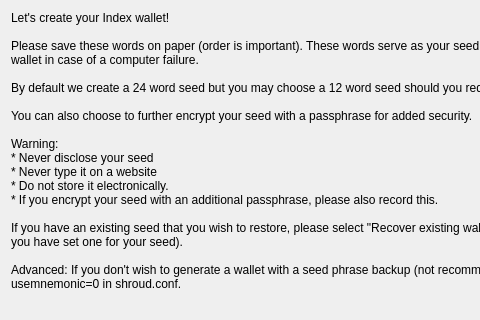
The window that src/qt/forms/recover.ui (ShroudProtocol/ShroudX) describes before a commit, drawn with Qt 5; both pictures show x 0 to 480 and y 0 to 320 of the 674 by 624 pixel window.
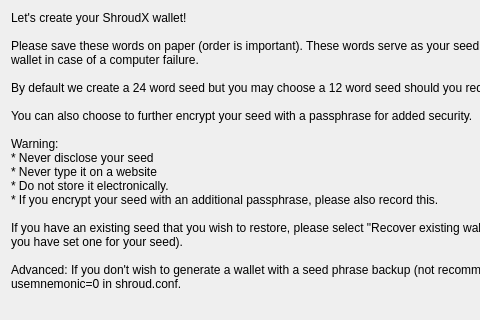
The same window after the commit.

Diff of the .ui file:
```diff
--- a/src/qt/forms/recover.ui
+++ b/src/qt/forms/recover.ui
@@ -29,7 +29,7 @@
       </sizepolicy>
      </property>
      <property name="text">
-      <string>Let's create your Index wallet!
+      <string>Let's create your ShroudX wallet!
 
 Please save these words on paper (order is important). These words serve as your seed and will allow you to recover your wallet in case of a computer failure.
 
```
